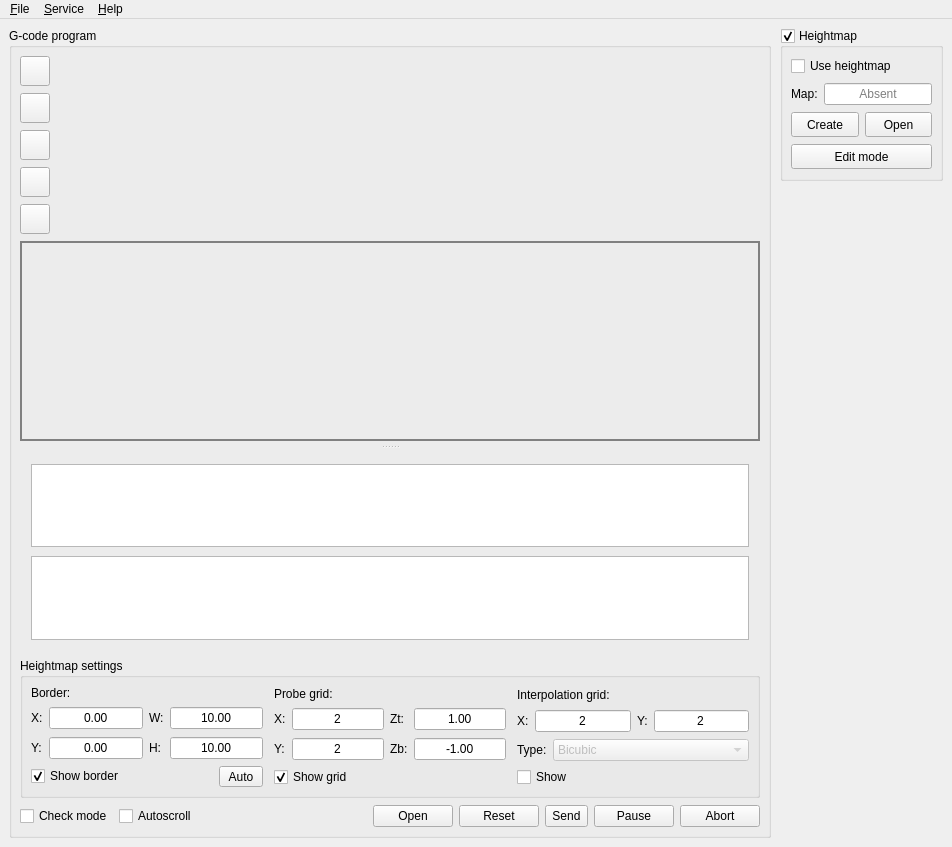
The window that src/frmmain.ui (trcwm/Candle) describes before a commit, drawn with Qt 5.
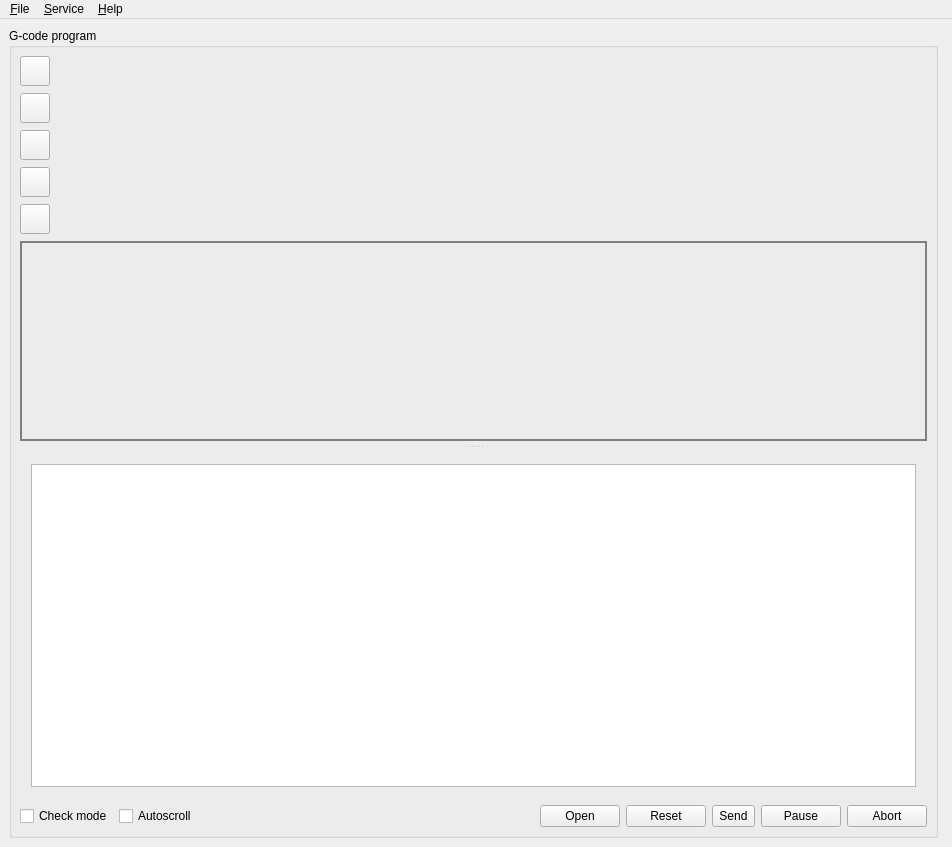
The same window after the commit. Icons and pictures are not drawn. Custom widgets are drawn as their Qt base class.

Commit message: Ripped out heightmap

Diff of the .ui file:
```diff
--- a/src/frmmain.ui
+++ b/src/frmmain.ui
@@ -139,7 +139,7 @@
       <property name="flat">
        <bool>false</bool>
       </property>
-      <layout class="QVBoxLayout" name="verticalLayout_17" stretch="0,0,0,0,0,1,0,0">
+      <layout class="QVBoxLayout" name="verticalLayout_17" stretch="0,0,0,0,0,1,0">
        <property name="spacing">
         <number>7</number>
        </property>
@@ -365,567 +365,10 @@
              </attribute>
             </widget>
            </item>
-           <item>
-            <widget class="QTableView" name="tblHeightMap">
-             <property name="alternatingRowColors">
-              <bool>true</bool>
-             </property>
-             <property name="selectionMode">
-              <enum>QAbstractItemView::SingleSelection</enum>
-             </property>
-             <property name="gridStyle">
-              <enum>Qt::DashLine</enum>
-             </property>
-             <attribute name="horizontalHeaderVisible">
-              <bool>false</bool>
-             </attribute>
-             <attribute name="horizontalHeaderDefaultSectionSize">
-              <number>60</number>
-             </attribute>
-             <attribute name="horizontalHeaderHighlightSections">
-              <bool>false</bool>
-             </attribute>
-             <attribute name="verticalHeaderVisible">
-              <bool>false</bool>
-             </attribute>
-            </widget>
-           </item>
           </layout>
          </widget>
         </widget>
        </item>
-       <item>
-        <widget class="QGroupBox" name="grpHeightMapSettings">
-         <property name="title">
-          <string>Heightmap settings</string>
-         </property>
-         <layout class="QHBoxLayout" name="horizontalLayout_20" stretch="1,1,1">
-          <property name="spacing">
-           <number>11</number>
-          </property>
-          <property name="leftMargin">
-           <number>8</number>
-          </property>
-          <property name="topMargin">
-           <number>8</number>
-          </property>
-          <property name="rightMargin">
-           <number>8</number>
-          </property>
-          <property name="bottomMargin">
-           <number>8</number>
-          </property>
-          <item>
-           <layout class="QVBoxLayout" name="verticalLayout_18">
-            <item>
-             <widget class="QLabel" name="label_5">
-              <property name="text">
-               <string>Border:</string>
-              </property>
-             </widget>
-            </item>
-            <item>
-             <layout class="QGridLayout" name="gridLayout">
-              <item row="0" column="0">
-               <widget class="QLabel" name="label_6">
-                <property name="text">
-                 <string>X:</string>
-                </property>
-               </widget>
-              </item>
-              <item row="0" column="1">
-               <widget class="QDoubleSpinBox" name="txtHeightMapBorderX">
-                <property name="sizePolicy">
-                 <sizepolicy hsizetype="Expanding" vsizetype="Fixed">
-                  <horstretch>0</horstretch>
-                  <verstretch>0</verstretch>
-                 </sizepolicy>
-                </property>
-                <property name="locale">
-                 <locale language="C" country="AnyCountry"/>
-                </property>
-                <property name="alignment">
-                 <set>Qt::AlignCenter</set>
-                </property>
-                <property name="buttonSymbols">
-                 <enum>QAbstractSpinBox::NoButtons</enum>
-                </property>
-                <property name="minimum">
-                 <double>-999.000000000000000</double>
-                </property>
-                <property name="maximum">
-                 <double>999.000000000000000</double>
-                </property>
-               </widget>
-              </item>
-              <item row="1" column="3">
-               <widget class="QDoubleSpinBox" name="txtHeightMapBorderHeight">
-                <property name="sizePolicy">
-                 <sizepolicy hsizetype="Expanding" vsizetype="Fixed">
-                  <horstretch>0</horstretch>
-                  <verstretch>0</verstretch>
-                 </sizepolicy>
-                </property>
-                <property name="locale">
-                 <locale language="C" country="AnyCountry"/>
-                </property>
-                <property name="alignment">
-                 <set>Qt::AlignCenter</set>
-                </property>
-                <property name="buttonSymbols">
-                 <enum>QAbstractSpinBox::NoButtons</enum>
-                </property>
-                <property name="minimum">
-                 <double>-999.000000000000000</double>
-                </property>
-                <property name="maximum">
-                 <double>999.000000000000000</double>
-                </property>
-                <property name="value">
-                 <double>10.000000000000000</double>
-                </property>
-               </widget>
-              </item>
-              <item row="1" column="2">
-               <widget class="QLabel" name="label_9">
-                <property name="text">
-                 <string>H:</string>
-                </property>
-               </widget>
-              </item>
-              <item row="1" column="1">
-               <widget class="QDoubleSpinBox" name="txtHeightMapBorderY">
-                <property name="sizePolicy">
-                 <sizepolicy hsizetype="Expanding" vsizetype="Fixed">
-                  <horstretch>0</horstretch>
-                  <verstretch>0</verstretch>
-                 </sizepolicy>
-                </property>
-                <property name="locale">
-                 <locale language="C" country="AnyCountry"/>
-                </property>
-                <property name="alignment">
-                 <set>Qt::AlignCenter</set>
-                </property>
-                <property name="buttonSymbols">
-                 <enum>QAbstractSpinBox::NoButtons</enum>
-                </property>
-                <property name="minimum">
-                 <double>-999.000000000000000</double>
-                </property>
-                <property name="maximum">
-                 <double>999.000000000000000</double>
-                </property>
-               </widget>
-              </item>
-              <item row="1" column="0">
-               <widget class="QLabel" name="label_7">
-                <property name="text">
-                 <string>Y:</string>
-                </property>
-               </widget>
-              </item>
-              <item row="0" column="2">
-               <widget class="QLabel" name="label_8">
-                <property name="text">
-                 <string>W:</string>
-                </property>
-               </widget>
-              </item>
-              <item row="0" column="3">
-               <widget class="QDoubleSpinBox" name="txtHeightMapBorderWidth">
-                <property name="sizePolicy">
-                 <sizepolicy hsizetype="Expanding" vsizetype="Fixed">
-                  <horstretch>0</horstretch>
-                  <verstretch>0</verstretch>
-                 </sizepolicy>
-                </property>
-                <property name="locale">
-                 <locale language="C" country="AnyCountry"/>
-                </property>
-                <property name="alignment">
-                 <set>Qt::AlignCenter</set>
-                </property>
-                <property name="buttonSymbols">
-                 <enum>QAbstractSpinBox::NoButtons</enum>
-                </property>
-                <property name="minimum">
-                 <double>-999.000000000000000</double>
-                </property>
-                <property name="maximum">
-                 <double>999.000000000000000</double>
-                </property>
-                <property name="value">
-                 <double>10.000000000000000</double>
-                </property>
-               </widget>
-              </item>
-             </layout>
-            </item>
-            <item>
-             <layout class="QHBoxLayout" name="horizontalLayout_18">
-              <item>
-               <widget class="QCheckBox" name="chkHeightMapBorderShow">
-                <property name="text">
-                 <string>Show border</string>
-                </property>
-                <property name="checked">
-                 <bool>true</bool>
-                </property>
-               </widget>
-              </item>
-              <item>
-               <widget class="StyledToolButton" name="cmdHeightMapBorderAuto">
-                <property name="minimumSize">
-                 <size>
-                  <width>44</width>
-                  <height>18</height>
-                 </size>
-                </property>
-                <property name="text">
-                 <string>Auto</string>
-                </property>
-               </widget>
-              </item>
-             </layout>
-            </item>
-           </layout>
-          </item>
-          <item>
-           <layout class="QVBoxLayout" name="verticalLayout_19">
-            <item>
-             <widget class="QLabel" name="label_10">
-              <property name="text">
-               <string>Probe grid:</string>
-              </property>
-             </widget>
-            </item>
-            <item>
-             <layout class="QGridLayout" name="gridLayout_4">
-              <item row="0" column="0">
-               <widget class="QLabel" name="label_12">
-                <property name="text">
-                 <string>X:</string>
-                </property>
-               </widget>
-              </item>
-              <item row="0" column="1">
-               <widget class="QDoubleSpinBox" name="txtHeightMapGridX">
-                <property name="sizePolicy">
-                 <sizepolicy hsizetype="Expanding" vsizetype="Fixed">
-                  <horstretch>0</horstretch>
-                  <verstretch>0</verstretch>
-                 </sizepolicy>
-                </property>
-                <property name="locale">
-                 <locale language="C" country="AnyCountry"/>
-                </property>
-                <property name="alignment">
-                 <set>Qt::AlignCenter</set>
-                </property>
-                <property name="buttonSymbols">
-                 <enum>QAbstractSpinBox::NoButtons</enum>
-                </property>
-                <property name="decimals">
-                 <number>0</number>
-                </property>
-                <property name="minimum">
-                 <double>2.000000000000000</double>
-                </property>
-                <property name="maximum">
-                 <double>1000.000000000000000</double>
-                </property>
-                <property name="value">
-                 <double>2.000000000000000</double>
-                </property>
-               </widget>
-              </item>
-              <item row="0" column="5">
-               <widget class="QDoubleSpinBox" name="txtHeightMapGridZTop">
-                <property name="sizePolicy">
-                 <sizepolicy hsizetype="Expanding" vsizetype="Fixed">
-                  <horstretch>0</horstretch>
-                  <verstretch>0</verstretch>
-                 </sizepolicy>
-                </property>
-                <property name="locale">
-                 <locale language="C" country="AnyCountry"/>
-                </property>
-                <property name="alignment">
-                 <set>Qt::AlignCenter</set>
-                </property>
-                <property name="buttonSymbols">
-                 <enum>QAbstractSpinBox::NoButtons</enum>
-                </property>
-                <property name="minimum">
-                 <double>-999.000000000000000</double>
-                </property>
-                <property name="maximum">
-                 <double>999.000000000000000</double>
-                </property>
-                <property name="value">
-                 <double>1.000000000000000</double>
-                </property>
-               </widget>
-              </item>
-              <item row="1" column="5">
-               <widget class="QDoubleSpinBox" name="txtHeightMapGridZBottom">
-                <property name="sizePolicy">
-                 <sizepolicy hsizetype="Expanding" vsizetype="Fixed">
-                  <horstretch>0</horstretch>
-                  <verstretch>0</verstretch>
-                 </sizepolicy>
-                </property>
-                <property name="locale">
-                 <locale language="C" country="AnyCountry"/>
-                </property>
-                <property name="alignment">
-                 <set>Qt::AlignCenter</set>
-                </property>
-                <property name="buttonSymbols">
-                 <enum>QAbstractSpinBox::NoButtons</enum>
-                </property>
-                <property name="minimum">
-                 <double>-999.000000000000000</double>
-                </property>
-                <property name="maximum">
-                 <double>999.000000000000000</double>
-                </property>
-                <property name="value">
-                 <double>-1.000000000000000</double>
-                </property>
-               </widget>
-              </item>
-              <item row="1" column="1">
-               <widget class="QDoubleSpinBox" name="txtHeightMapGridY">
-                <property name="sizePolicy">
-                 <sizepolicy hsizetype="Expanding" vsizetype="Fixed">
-                  <horstretch>0</horstretch>
-                  <verstretch>0</verstretch>
-                 </sizepolicy>
-                </property>
-                <property name="locale">
-                 <locale language="C" country="AnyCountry"/>
-                </property>
-                <property name="alignment">
-                 <set>Qt::AlignCenter</set>
-                </property>
-                <property name="buttonSymbols">
-                 <enum>QAbstractSpinBox::NoButtons</enum>
-                </property>
-                <property name="decimals">
-                 <number>0</number>
-                </property>
-                <property name="minimum">
-                 <double>2.000000000000000</double>
-                </property>
-                <property name="maximum">
-                 <double>1000.000000000000000</double>
-                </property>
-                <property name="value">
-                 <double>2.000000000000000</double>
-                </property>
-               </widget>
-              </item>
-              <item row="1" column="3">
-               <widget class="QLabel" name="label_11">
-                <property name="text">
-                 <string>Zb:</string>
-                </property>
-               </widget>
-              </item>
-              <item row="1" column="0">
-               <widget class="QLabel" name="label_13">
-                <property name="text">
-                 <string>Y:</string>
-                </property>
-               </widget>
-              </item>
-              <item row="0" column="3">
-               <widget class="QLabel" name="label_14">
-                <property name="text">
-                 <string>Zt:</string>
-                </property>
-               </widget>
-              </item>
-             </layout>
-            </item>
-            <item>
-             <layout class="QHBoxLayout" name="horizontalLayout_19">
-              <item>
-               <widget class="QCheckBox" name="chkHeightMapGridShow">
-                <property name="text">
-                 <string>Show grid</string>
-                </property>
-                <property name="checked">
-                 <bool>true</bool>
-                </property>
-               </widget>
-              </item>
-              <item>
-               <spacer name="horizontalSpacer_6">
-                <property name="orientation">
-                 <enum>Qt::Horizontal</enum>
-                </property>
-                <property name="sizeHint" stdset="0">
-                 <size>
-                  <width>40</width>
-                  <height>1</height>
-                 </size>
-                </property>
-               </spacer>
-              </item>
-             </layout>
-            </item>
-           </layout>
-          </item>
-          <item>
-           <layout class="QVBoxLayout" name="verticalLayout_20">
-            <item>
-             <widget class="QLabel" name="label_16">
-              <property name="text">
-               <string>Interpolation grid:</string>
-              </property>
-             </widget>
-            </item>
-            <item>
-             <layout class="QGridLayout" name="gridLayout_6">
-              <item row="1" column="2">
-               <widget class="QLabel" name="label_19">
-                <property name="text">
-                 <string>Y:</string>
-                </property>
-               </widget>
-              </item>
-              <item row="1" column="0">
-               <widget class="QLabel" name="label_18">
-                <property name="text">
-                 <string>X:</string>
-                </property>
-               </widget>
-              </item>
-              <item row="1" column="1">
-               <widget class="QDoubleSpinBox" name="txtHeightMapInterpolationStepX">
-                <property name="sizePolicy">
-                 <sizepolicy hsizetype="Expanding" vsizetype="Fixed">
-                  <horstretch>0</horstretch>
-                  <verstretch>0</verstretch>
-                 </sizepolicy>
-                </property>
-                <property name="locale">
-                 <locale language="C" country="AnyCountry"/>
-                </property>
-                <property name="alignment">
-                 <set>Qt::AlignCenter</set>
-                </property>
-                <property name="buttonSymbols">
-                 <enum>QAbstractSpinBox::NoButtons</enum>
-                </property>
-                <property name="decimals">
-                 <number>0</number>
-                </property>
-                <property name="minimum">
-                 <double>2.000000000000000</double>
-                </property>
-                <property name="maximum">
-                 <double>1000.000000000000000</double>
-                </property>
-                <property name="value">
-                 <double>2.000000000000000</double>
-                </property>
-               </widget>
-              </item>
-              <item row="1" column="3">
-               <widget class="QDoubleSpinBox" name="txtHeightMapInterpolationStepY">
-                <property name="sizePolicy">
-                 <sizepolicy hsizetype="Expanding" vsizetype="Fixed">
-                  <horstretch>0</horstretch>
-                  <verstretch>0</verstretch>
-                 </sizepolicy>
-                </property>
-                <property name="locale">
-                 <locale language="C" country="AnyCountry"/>
-                </property>
-                <property name="alignment">
-                 <set>Qt::AlignCenter</set>
-                </property>
-                <property name="buttonSymbols">
-                 <enum>QAbstractSpinBox::NoButtons</enum>
-                </property>
-                <property name="decimals">
-                 <number>0</number>
-                </property>
-                <property name="minimum">
-                 <double>2.000000000000000</double>
-                </property>
-                <property name="maximum">
-                 <double>1000.000000000000000</double>
-                </property>
-                <property name="value">
-                 <double>2.000000000000000</double>
-                </property>
-               </widget>
-              </item>
-             </layout>
-            </item>
-            <item>
-             <layout class="QHBoxLayout" name="horizontalLayout_23" stretch="0,0">
-              <item>
-               <widget class="QLabel" name="label_17">
-                <property name="text">
-                 <string>Type:</string>
-                </property>
-               </widget>
-              </item>
-              <item>
-               <widget class="QComboBox" name="cboHeightMapInterpolationType">
-                <property name="enabled">
-                 <bool>false</bool>
-                </property>
-                <property name="sizePolicy">
-                 <sizepolicy hsizetype="Expanding" vsizetype="Fixed">
-                  <horstretch>0</horstretch>
-                  <verstretch>0</verstretch>
-                 </sizepolicy>
-                </property>
-                <item>
-                 <property name="text">
-                  <string>Bicubic</string>
-                 </property>
-                </item>
-               </widget>
-              </item>
-             </layout>
-            </item>
-            <item>
-             <layout class="QHBoxLayout" name="horizontalLayout_24">
-              <item>
-               <widget class="QCheckBox" name="chkHeightMapInterpolationShow">
-                <property name="text">
-                 <string>Show</string>
-                </property>
-               </widget>
-              </item>
-              <item>
-               <spacer name="horizontalSpacer_8">
-                <property name="orientation">
-                 <enum>Qt::Horizontal</enum>
-                </property>
-                <property name="sizeHint" stdset="0">
-                 <size>
-                  <width>40</width>
-                  <height>1</height>
-                 </size>
-                </property>
-               </spacer>
-              </item>
-             </layout>
-            </item>
-           </layout>
-          </item>
-         </layout>
-        </widget>
-       </item>
        <item>
         <layout class="QHBoxLayout" name="horizontalLayout_3">
          <item>
@@ -1035,235 +478,7 @@
      </widget>
     </item>
     <item>
-     <layout class="QVBoxLayout" name="verticalLayout_2">
-      <item>
-       <layout class="QHBoxLayout" name="horizontalLayout_28">
-        <property name="rightMargin">
-         <number>4</number>
-        </property>
-       </layout>
-      </item>
-      <item>
-       <widget class="QSplitter" name="splitPanels">
-        <property name="styleSheet">
-         <string notr="true">QSplitter::handle {
-	background-image: url(&quot;:/images/handle_small.png&quot;);
-}</string>
-        </property>
-        <property name="orientation">
-         <enum>Qt::Vertical</enum>
-        </property>
-        <property name="handleWidth">
-         <number>10</number>
-        </property>
-        <property name="childrenCollapsible">
-         <bool>false</bool>
-        </property>
-        <widget class="ScrollArea" name="scrollArea">
-         <property name="sizePolicy">
-          <sizepolicy hsizetype="Minimum" vsizetype="Expanding">
-           <horstretch>0</horstretch>
-           <verstretch>0</verstretch>
-          </sizepolicy>
-         </property>
-         <property name="frameShape">
-          <enum>QFrame::NoFrame</enum>
-         </property>
-         <property name="verticalScrollBarPolicy">
-          <enum>Qt::ScrollBarAsNeeded</enum>
-         </property>
-         <property name="horizontalScrollBarPolicy">
-          <enum>Qt::ScrollBarAlwaysOff</enum>
-         </property>
-         <property name="sizeAdjustPolicy">
-          <enum>QAbstractScrollArea::AdjustToContents</enum>
-         </property>
-         <property name="widgetResizable">
-          <bool>true</bool>
-         </property>
-         <widget class="Widget" name="scrollAreaWidgetContents">
-          <property name="geometry">
-           <rect>
-            <x>0</x>
-            <y>0</y>
-            <width>210</width>
-            <height>166</height>
-           </rect>
-          </property>
-          <property name="sizePolicy">
-           <sizepolicy hsizetype="Minimum" vsizetype="Maximum">
-            <horstretch>0</horstretch>
-            <verstretch>0</verstretch>
-           </sizepolicy>
-          </property>
-          <layout class="QVBoxLayout" name="verticalLayout_21">
-           <property name="leftMargin">
-            <number>0</number>
-           </property>
-           <property name="topMargin">
-            <number>0</number>
-           </property>
-           <property name="rightMargin">
-            <number>4</number>
-           </property>
-           <property name="bottomMargin">
-            <number>0</number>
-           </property>
-           <item>
-            <widget class="GroupBox" name="grpHeightMap">
-             <property name="title">
-              <string>Heightmap</string>
-             </property>
-             <property name="checkable">
-              <bool>true</bool>
-             </property>
-             <property name="overrided" stdset="0">
-              <bool>false</bool>
-             </property>
-             <layout class="QVBoxLayout" name="verticalLayout_16">
-              <property name="leftMargin">
-               <number>8</number>
-              </property>
-              <property name="topMargin">
-               <number>8</number>
-              </property>
-              <property name="rightMargin">
-               <number>8</number>
-              </property>
-              <property name="bottomMargin">
-               <number>9</number>
-              </property>
-              <item>
-               <widget class="QWidget" name="widgetHeightMap" native="true">
-                <layout class="QVBoxLayout" name="verticalLayout_15">
-                 <property name="spacing">
-                  <number>7</number>
-                 </property>
-                 <property name="leftMargin">
-                  <number>0</number>
-                 </property>
-                 <property name="topMargin">
-                  <number>0</number>
-                 </property>
-                 <property name="rightMargin">
-                  <number>0</number>
-                 </property>
-                 <property name="bottomMargin">
-                  <number>0</number>
-                 </property>
-                 <item>
-                  <widget class="QCheckBox" name="chkHeightMapUse">
-                   <property name="text">
-                    <string>Use heightmap</string>
-                   </property>
-                  </widget>
-                 </item>
-                 <item>
-                  <layout class="QHBoxLayout" name="horizontalLayout_22">
-                   <item>
-                    <widget class="QLabel" name="label_15">
-                     <property name="text">
-                      <string>Map:</string>
-                     </property>
-                    </widget>
-                   </item>
-                   <item>
-                    <widget class="QLineEdit" name="txtHeightMap">
-                     <property name="focusPolicy">
-                      <enum>Qt::NoFocus</enum>
-                     </property>
-                     <property name="text">
-                      <string/>
-                     </property>
-                     <property name="alignment">
-                      <set>Qt::AlignCenter</set>
-                     </property>
-                     <property name="readOnly">
-                      <bool>true</bool>
-                     </property>
-                     <property name="placeholderText">
-                      <string>Absent</string>
-                     </property>
-                    </widget>
-                   </item>
-                  </layout>
-                 </item>
-                 <item>
-                  <layout class="QHBoxLayout" name="horizontalLayout_21">
-                   <item>
-                    <widget class="StyledToolButton" name="cmdHeightMapCreate">
-                     <property name="sizePolicy">
-                      <sizepolicy hsizetype="Preferred" vsizetype="Fixed">
-                       <horstretch>0</horstretch>
-                       <verstretch>0</verstretch>
-                      </sizepolicy>
-                     </property>
-                     <property name="minimumSize">
-                      <size>
-                       <width>0</width>
-                       <height>25</height>
-                      </size>
-                     </property>
-                     <property name="text">
-                      <string>Create</string>
-                     </property>
-                    </widget>
-                   </item>
-                   <item>
-                    <widget class="StyledToolButton" name="cmdHeightMapLoad">
-                     <property name="sizePolicy">
-                      <sizepolicy hsizetype="Preferred" vsizetype="Fixed">
-                       <horstretch>0</horstretch>
-                       <verstretch>0</verstretch>
-                      </sizepolicy>
-                     </property>
-                     <property name="minimumSize">
-                      <size>
-                       <width>0</width>
-                       <height>25</height>
-                      </size>
-                     </property>
-                     <property name="text">
-                      <string>Open</string>
-                     </property>
-                    </widget>
-                   </item>
-                  </layout>
-                 </item>
-                 <item>
-                  <widget class="StyledToolButton" name="cmdHeightMapMode">
-                   <property name="sizePolicy">
-                    <sizepolicy hsizetype="Preferred" vsizetype="Fixed">
-                     <horstretch>0</horstretch>
-                     <verstretch>0</verstretch>
-                    </sizepolicy>
-                   </property>
-                   <property name="minimumSize">
-                    <size>
-                     <width>42</width>
-                     <height>25</height>
-                    </size>
-                   </property>
-                   <property name="text">
-                    <string>Edit mode</string>
-                   </property>
-                   <property name="checkable">
-                    <bool>true</bool>
-                   </property>
-                  </widget>
-                 </item>
-                </layout>
-               </widget>
-              </item>
-             </layout>
-            </widget>
-           </item>
-          </layout>
-         </widget>
-        </widget>
-       </widget>
-      </item>
-     </layout>
+     <layout class="QVBoxLayout" name="verticalLayout_2"/>
     </item>
    </layout>
   </widget>
@@ -1376,29 +591,6 @@
  </widget>
  <layoutdefault spacing="6" margin="11"/>
  <customwidgets>
-  <customwidget>
-   <class>ScrollArea</class>
-   <extends>QScrollArea</extends>
-   <header location="global">widgets/scrollarea.h</header>
-   <container>1</container>
-  </customwidget>
-  <customwidget>
-   <class>Widget</class>
-   <extends>QWidget</extends>
-   <header location="global">widgets/widget.h</header>
-   <container>1</container>
-  </customwidget>
-  <customwidget>
-   <class>GroupBox</class>
-   <extends>QGroupBox</extends>
-   <header location="global">widgets/groupbox.h</header>
-   <container>1</container>
-  </customwidget>
-  <customwidget>
-   <class>StyledToolButton</class>
-   <extends>QToolButton</extends>
-   <header location="global">widgets/styledtoolbutton.h</header>
-  </customwidget>
   <customwidget>
    <class>GLWidget</class>
    <extends>QWidget</extends>
```
Left out of the diff: 22 changed lines with no effect on the pictures. The commit also changes 5 other files.
